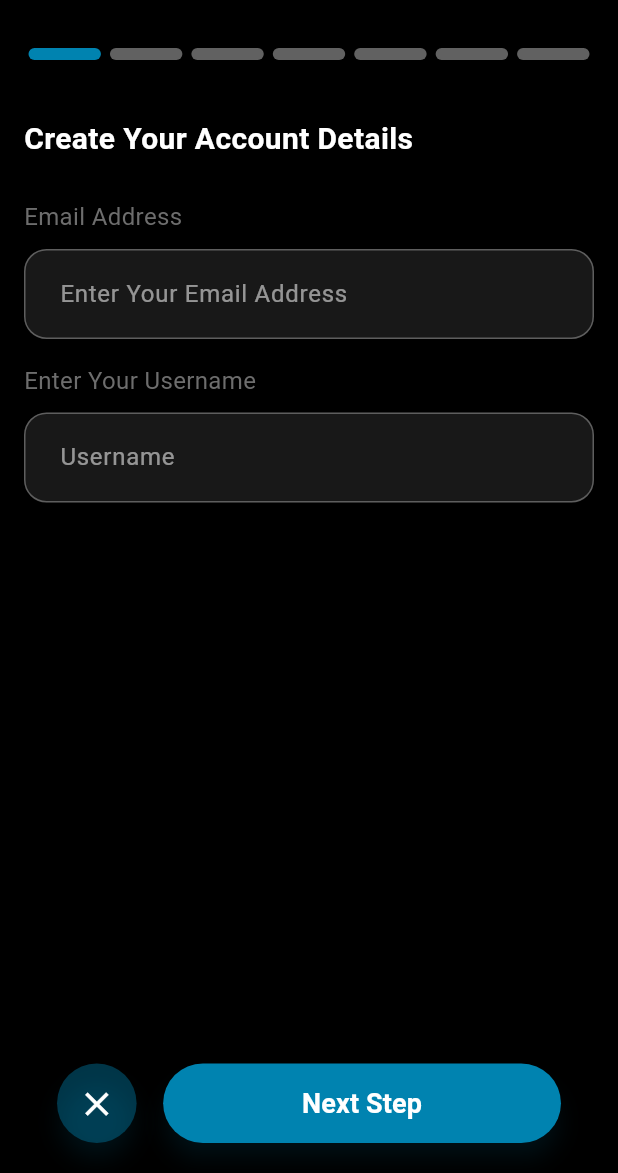
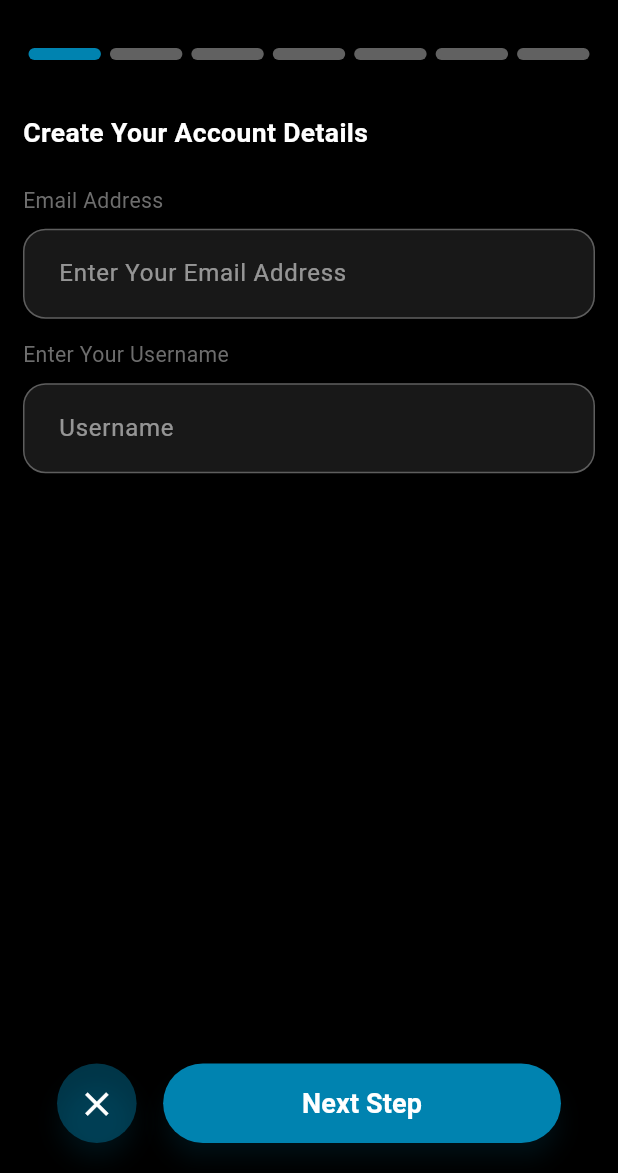
Before and after one commit to ahmednaderahmednader1717-art/HEALIX, a Flutter app: the MultiStepSignUpPage screen opened directly, swiped to page 2, on a phone screen of 412 x 824 dp, the part 63-1236 px from its top. Run offline on Flutter 3.47's test engine with Material 3 defaults, Android fonts, the phone set to English and light mode, and no system bars; our stand-ins replace carousel_slider, dio, file_picker, flutter_svg, font_awesome_flutter, gap and 7 more; accounts and stored records are empty.

Commit message:
app icon and responsive sign up steps done

```diff
--- a/lib/views/auth/sign_up_steps/stepaccountinfo.dart
+++ b/lib/views/auth/sign_up_steps/stepaccountinfo.dart
@@ -1,3 +1,5 @@
+import 'dart:math';
+
 import 'package:flutter/material.dart';
 import 'package:gap/gap.dart';
 import 'package:google_fonts/google_fonts.dart';
@@ -20,44 +22,56 @@ class StepAccountInfo extends StatelessWidget {
 
   @override
   Widget build(BuildContext context) {
-    return Padding(
-      padding: const EdgeInsets.symmetric(horizontal: 16),
+    final screenWidth = MediaQuery.of(context).size.width;
+    final screenHeight = MediaQuery.of(context).size.height;
+
+    // مقاسات التصميم الأصلية (iPhone 14 Pro Max)
+    const baseWidth = 430.0;
+    const baseHeight = 932.0;
+
+    // نسب التناسب
+    final w = screenWidth / baseWidth;
+    final h = screenHeight / baseHeight;
+    final scale = min(w, h); // 👈 المفتاح لتصميم متناسق على كل الشاشات
+    return SingleChildScrollView(
+      child: Padding(
+        padding: EdgeInsets.symmetric(horizontal: 16 * w),
         child: Column(
           crossAxisAlignment: CrossAxisAlignment.start,
           children: [
-          Gap(20),
+            Gap(20 * h),
             Text(
               "Create Your Account Details",
               style: GoogleFonts.inriaSans(
-              fontSize: 20,
+                fontSize: 20 * scale,
                 fontWeight: FontWeight.bold,
                 color: Colors.white,
               ),
             ),
-          Gap(10),
-          Gap(16),
+            Gap(10 * h),
+            Gap(16 * h),
             Text(
               "Email Address",
               style: GoogleFonts.inriaSans(
-              fontSize: 16,
+                fontSize: 16 * scale,
                 color: AppColors.secondaryColor,
               ),
             ),
-          Gap(10),
+            Gap(10 * h),
             HealixTextField(
               controller: emailController,
               hint: "Enter Your Email Address",
               errorText: emailError,
             ),
-          const SizedBox(height: 16),
+            SizedBox(height: 16 * h),
             Text(
               "Enter Your Username",
               style: GoogleFonts.inriaSans(
-              fontSize: 16,
+                fontSize: 16 * scale,
                 color: AppColors.secondaryColor,
               ),
             ),
-          Gap(10),
+            Gap(10 * h),
             HealixTextField(
               controller: usernameController,
               hint: "Username",
@@ -65,6 +79,7 @@ class StepAccountInfo extends StatelessWidget {
             ),
           ],
         ),
+      ),
     );
   }
 }
```
Also changed, not shown: lib/views/auth/sign_up_steps/step_body_type.dart (+20 -14 lines), lib/views/auth/sign_up_steps/step_diet_type.dart (+27 -23 lines), lib/views/auth/sign_up_steps/step_profile_photo.dart (+56 -18 lines), lib/views/auth/sign_up_steps/stepextradetails.dart (+15 -19 lines), lib/views/auth/sign_up_steps/steppassword.dart (+25 -10 lines), lib/views/auth/sign_up_steps/steppersonalinfo.dart (+27 -12 lines). Lines whose indentation alone changed are shown as unchanged.
